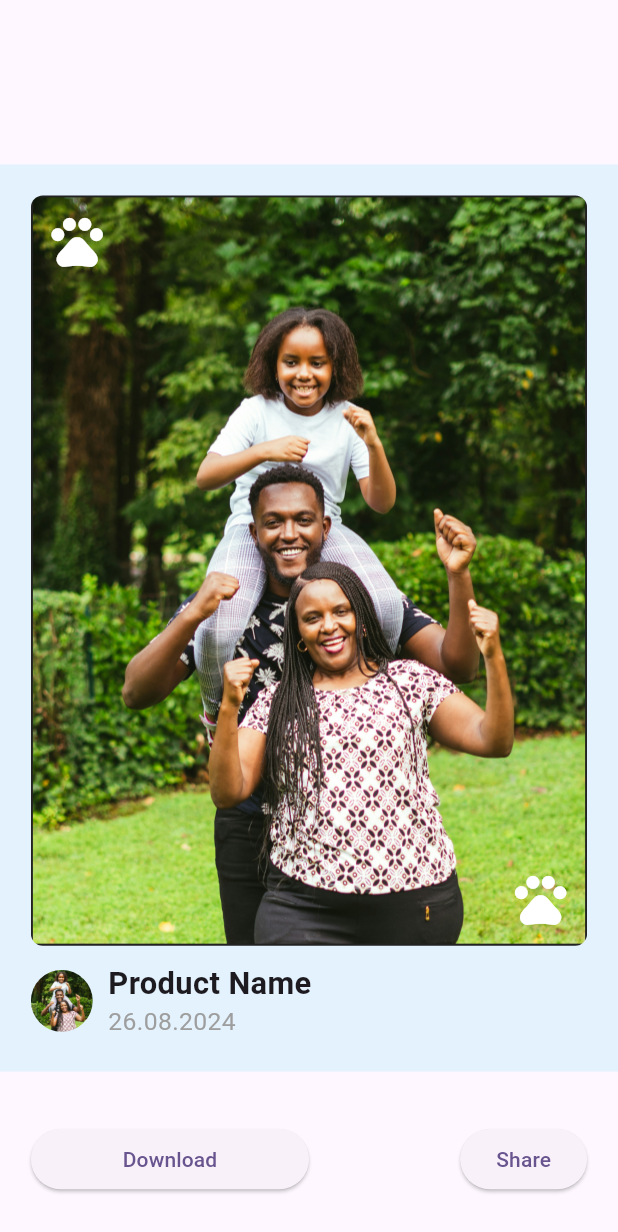
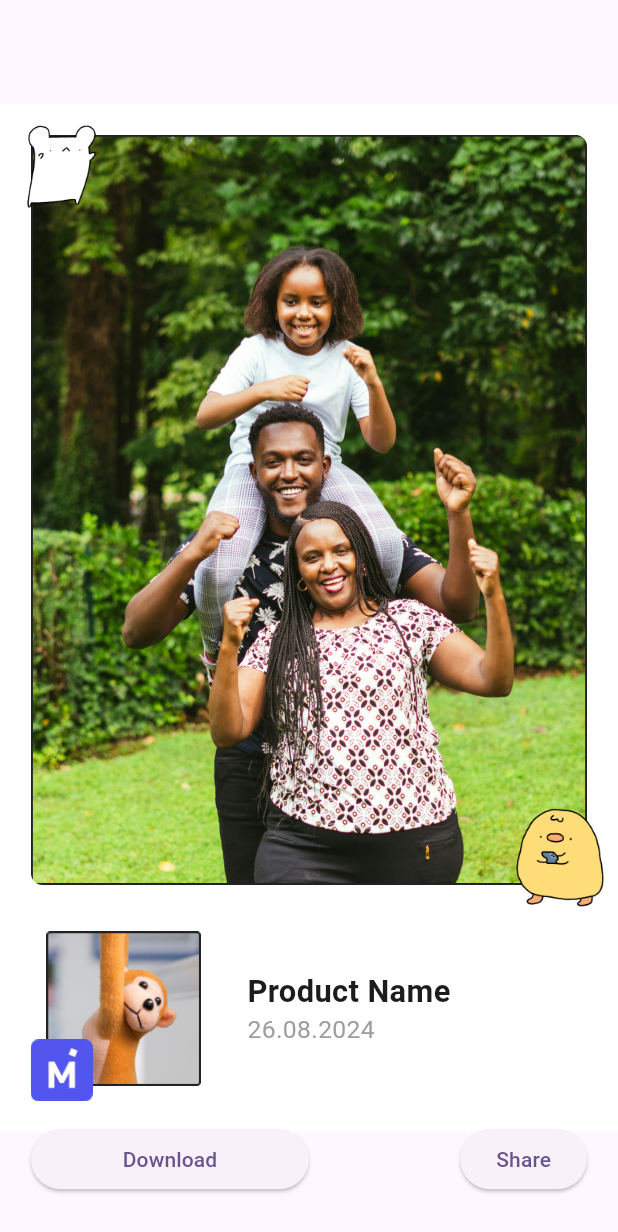
Before and after one commit to ayumiohno/flutter, a Flutter app: the SecondPage screen opened directly, on a phone screen of 412 x 824 dp. Shown: the top 1232 px of the screen. Run offline on Flutter 3.47's test engine with Material 3 defaults, Android fonts, the phone set to English and light mode, and no system bars; our stand-ins replace firebase_core, screenshot, share_plus; accounts and stored records are empty.

Commit message:
Support frame1

```diff
--- a/lib/frame.dart
+++ b/lib/frame.dart
@@ -8,15 +8,16 @@ class ShareFrame extends StatelessWidget {
         double containerPadding = constraints.maxWidth * 0.05;
         return Center(
           child: Container(
-            padding: EdgeInsets.all(containerPadding),
-            color: Colors.blue[50],
+            color: Colors.white,
             child: Column(
               mainAxisSize: MainAxisSize.min,
               children: [
                 Stack(
                   children: [
                     // Family image
-                    ClipRRect(
+                    Padding(
+                      padding: EdgeInsets.all(containerPadding),
+                      child: ClipRRect(
                         borderRadius: BorderRadius.circular(8.0),
                         child: Image.asset(
                           'assets/image.png', // Replace with your image path
@@ -24,41 +25,58 @@ class ShareFrame extends StatelessWidget {
                           fit: BoxFit.cover,
                         ),
                       ),
+                    ),
                     // Top-left icon
                     Positioned(
-                      top: containerPadding * 0.5,
-                      left: containerPadding * 0.5,
-                      child: Icon(
-                        Icons.pets,
-                        size: constraints.maxWidth * 0.1,
-                        color: Colors.white,
+                      top: containerPadding * 0.05,
+                      left: containerPadding * 0.05,
+                      child: Image.asset(
+                        'assets/icon2.png',
+                        width: constraints.maxWidth * 0.2,
+                        height: constraints.maxWidth * 0.2,
                       ),
                     ),
                     // Bottom-right icon
                     Positioned(
-                      bottom: containerPadding * 0.5,
-                      right: containerPadding * 0.5,
-                      child: Icon(
-                        Icons.pets,
-                        size: constraints.maxWidth * 0.1,
-                        color: Colors.white,
+                      bottom: containerPadding * 0.1,
+                      right: containerPadding * 0.1,
+                      child: Image.asset(
+                        'assets/icon1.png',
+                        width: constraints.maxWidth * 0.2,
+                        height: constraints.maxWidth * 0.2,
                       ),
                     ),
                   ],
                 ),
-                SizedBox(height: containerPadding * 0.5),
                 // Product info
-                Row(
+                Container(
+                  padding: EdgeInsets.only(
+                    left: containerPadding,
+                    right: containerPadding,
+                    bottom: containerPadding,
+                  ),
+                  child: Row(
                     children: [
-                    ClipOval(
+                      Stack(children: [
+                        Padding(
+                          padding: EdgeInsets.all(containerPadding * 0.5),
                           child: Image.asset(
-                        'assets/image.png', // Replace with your icon path
-                        width: constraints.maxWidth * 0.1,
-                        height: constraints.maxWidth * 0.1,
+                            'assets/product.png',
+                            width: constraints.maxWidth * 0.25,
+                            height: constraints.maxWidth * 0.25,
                             fit: BoxFit.cover,
                           ),
                         ),
-                    SizedBox(width: containerPadding * 0.5),
+                        Positioned(
+                            bottom: 0,
+                            left: 0,
+                            child: Image.asset(
+                              'assets/logo.png',
+                              width: constraints.maxWidth * 0.1,
+                              height: constraints.maxWidth * 0.1,
+                            )),
+                      ]),
+                      SizedBox(width: containerPadding),
                       Column(
                         crossAxisAlignment: CrossAxisAlignment.start,
                         children: [
@@ -80,6 +98,7 @@ class ShareFrame extends StatelessWidget {
                       ),
                     ],
                   ),
+                ),
               ],
             ),
           ),
--- a/pubspec.yaml
+++ b/pubspec.yaml
@@ -63,6 +63,10 @@ flutter:
   # To add assets to your application, add an assets section, like this:
   assets:
      - assets/image.png
+     - assets/icon1.png
+     - assets/icon2.png
+     - assets/product.png
+     - assets/logo.png
   #   - images/a_dot_ham.jpeg
 
   # An image asset can refer to one or more resolution-specific "variants", see
```
Also changed, not shown: assets/icon1.png (added), assets/icon2.png (added), assets/logo.png (added), assets/product.png (added). Lines whose indentation alone changed are shown as unchanged.
